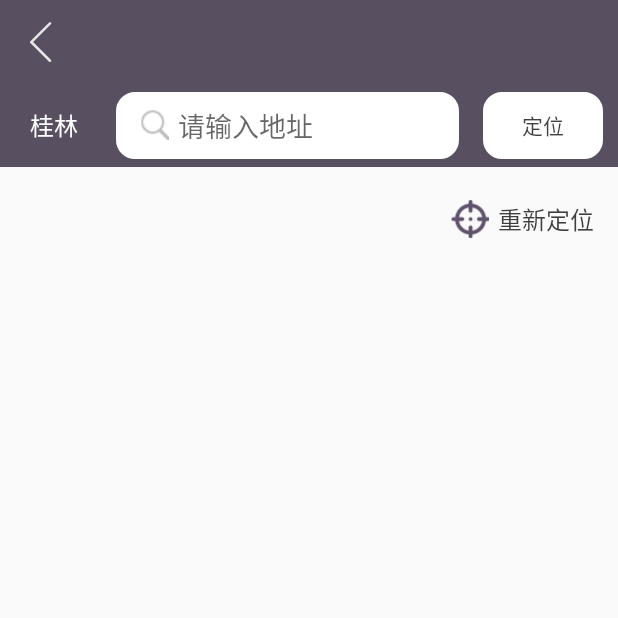
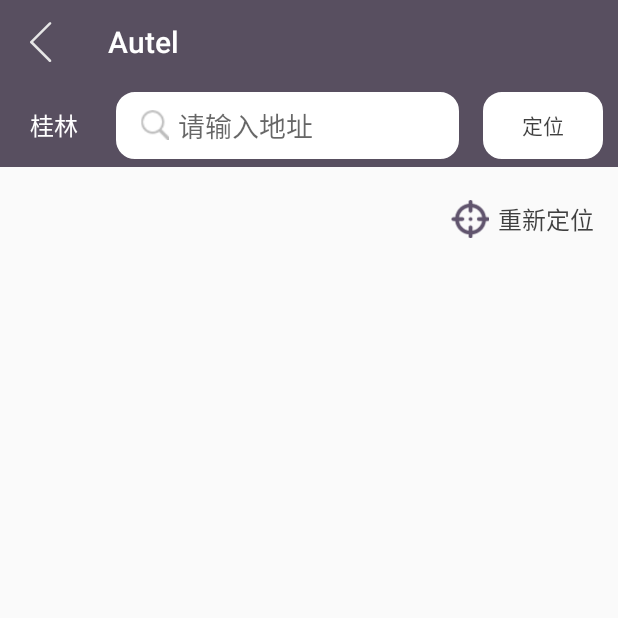
Before and after one commit to Andreamjianfeng/sportFriend, an Android app: the PositioningActivity screen opened directly, with no data from a screen before it, on a phone screen of 412 x 824 dp, the top half of it. Run offline under Robolectric (Android 15) with nearby library versions, the phone set to English and light mode, and no system bars; Roboto replaces fonts that are not available here.

Commit message:
更新代码，代码优化

```diff
--- a/app/src/main/java/com/guet/jason/sportsfriend/PositioningActivity.java
+++ b/app/src/main/java/com/guet/jason/sportsfriend/PositioningActivity.java
@@ -23,8 +23,8 @@ public class PositioningActivity extends AppCompatActivity {
     protected void onCreate(Bundle savedInstanceState) {
         super.onCreate(savedInstanceState);
         setContentView(R.layout.activity_positioning);
-        Toolbar toolbar = (Toolbar) findViewById(R.id.positioning_toolbar);
-        toolbar.setTitle("");
+        Toolbar toolbar =  findViewById(R.id.positioning_toolbar);
+        toolbar.setTitle("Autel");
         setSupportActionBar(toolbar);
         toolbar.setNavigationIcon(R.mipmap.back1);
         toolbar.setNavigationOnClickListener(new View.OnClickListener() {
@@ -33,8 +33,8 @@ public class PositioningActivity extends AppCompatActivity {
                 result();
             }
         });
-        positioning_my_address = (TextView) findViewById(R.id.positioning_my_address);
-        start_position = (Button) findViewById(R.id.start_position);
+        positioning_my_address =  findViewById(R.id.positioning_my_address);
+        start_position =  findViewById(R.id.start_position);
         positioning_address = (EditText) findViewById(R.id.positioning_address);
         positioning_my_address.setText(App.location_address);
         start_position.setOnClickListener(new View.OnClickListener() {
```
